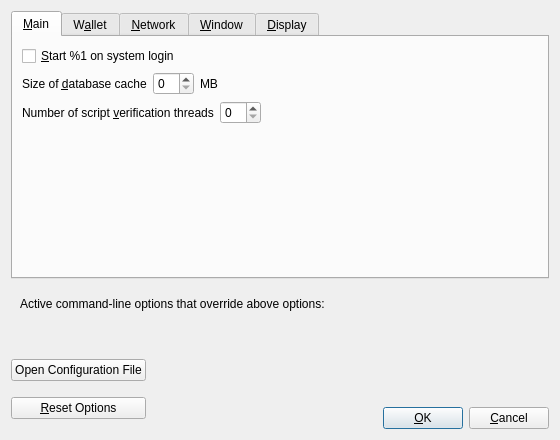
Qt form src/qt/forms/optionsdialog.ui (XcelRProject/XcelR) before a commit.
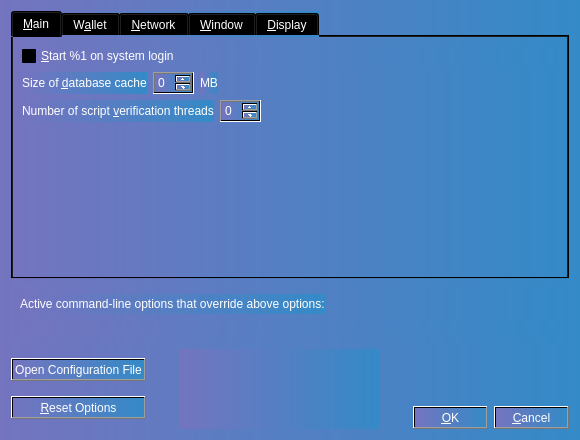
The same form after that commit. Custom widgets are drawn as their Qt base class.

Diff of the .ui file:
```diff
--- a/src/qt/forms/optionsdialog.ui
+++ b/src/qt/forms/optionsdialog.ui
@@ -6,19 +6,25 @@
    <rect>
     <x>0</x>
     <y>0</y>
-    <width>560</width>
+    <width>580</width>
     <height>440</height>
    </rect>
   </property>
   <property name="windowTitle">
    <string>Options</string>
   </property>
+  <property name="styleSheet">
+   <string notr="true">background-color: qlineargradient(spread:pad, x1:0, y1:0, x2:1, y2:0, stop:0 rgba(116, 116, 191, 255), stop:1 rgba(52, 138, 199, 255));</string>
+  </property>
   <property name="modal">
    <bool>true</bool>
   </property>
   <layout class="QVBoxLayout" name="verticalLayout">
    <item>
     <widget class="QTabWidget" name="tabWidget">
+     <property name="styleSheet">
+      <string notr="true">color: rgb(255, 255, 255);</string>
+     </property>
      <property name="currentIndex">
       <number>0</number>
      </property>
@@ -650,6 +656,9 @@
        <layout class="QHBoxLayout" name="horizontalLayout_Bottom">
         <item>
          <widget class="QLabel" name="overriddenByCommandLineInfoLabel">
+          <property name="styleSheet">
+           <string notr="true">color: rgb(255, 255, 255);</string>
+          </property>
           <property name="text">
            <string>Active command-line options that override above options:</string>
           </property>
@@ -698,6 +707,9 @@
          <property name="toolTip">
           <string>Open the %1 configuration file from the working directory.</string>
          </property>
+         <property name="styleSheet">
+          <string notr="true">color: rgb(255, 255, 255);</string>
+         </property>
          <property name="text">
           <string>Open Configuration File</string>
          </property>
@@ -711,6 +723,9 @@
          <property name="toolTip">
           <string>Reset all client options to default.</string>
          </property>
+         <property name="styleSheet">
+          <string notr="true">color: rgb(255, 255, 255);</string>
+         </property>
          <property name="text">
           <string>&amp;Reset Options</string>
          </property>
@@ -791,6 +806,9 @@
         <layout class="QHBoxLayout" name="horizontalLayout">
          <item>
           <widget class="QPushButton" name="okButton">
+           <property name="styleSheet">
+            <string notr="true">color: rgb(255, 255, 255);</string>
+           </property>
            <property name="text">
             <string>&amp;OK</string>
            </property>
@@ -804,6 +822,9 @@
          </item>
          <item>
           <widget class="QPushButton" name="cancelButton">
+           <property name="styleSheet">
+            <string notr="true">color: rgb(255, 255, 255);</string>
+           </property>
            <property name="text">
             <string>&amp;Cancel</string>
            </property>
```
